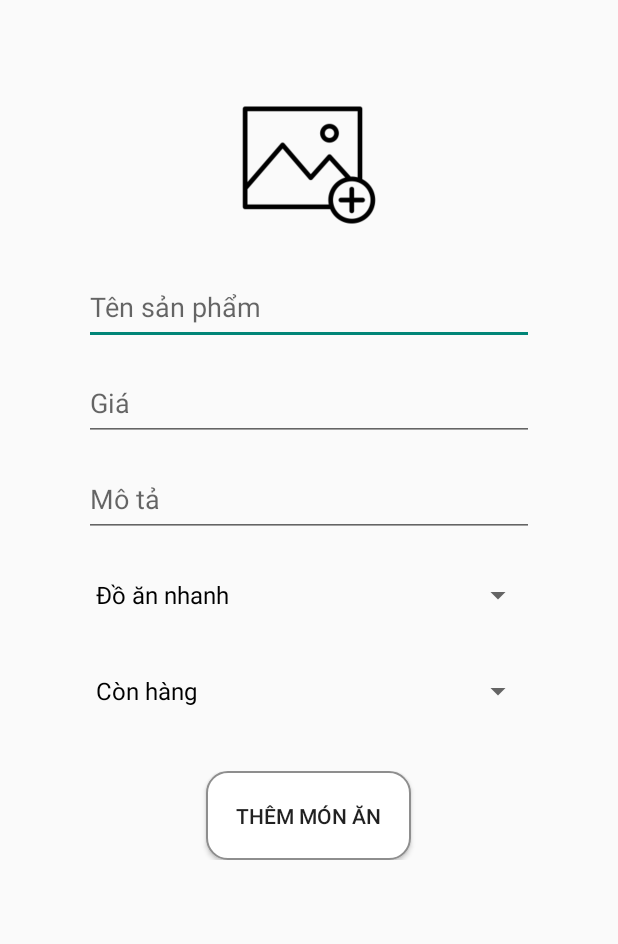
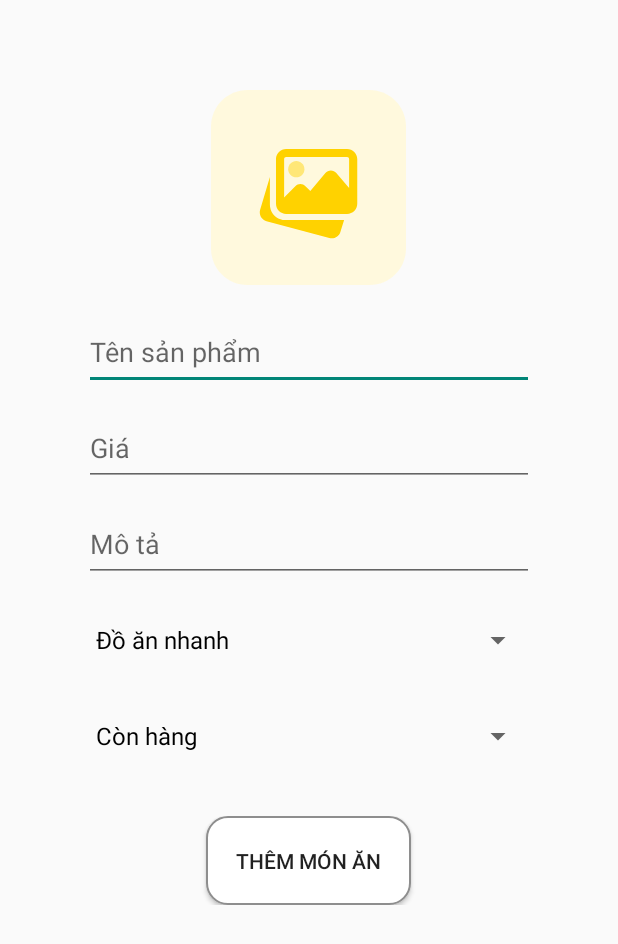
Before and after one commit to thaideptrai3012/ManageFood, an Android app: the UpdateFoodActivity screen opened directly, with no data from a screen before it, on a phone screen of 412 x 824 dp. Shown: the top 944 px of the screen. Run offline under Robolectric (Android 15) with nearby library versions, the phone set to English and light mode, and no system bars; our stand-ins replace Firebase (no records; nobody signed in at launch, a user with empty details on screens opened directly), Picasso; 9 statements that could not run were skipped.

Commit message:
Chỉnh sửa button, chèn dữ liệu vào ô nhập trong UpdateFoodActivity

```diff
--- a/app/src/main/java/com/example/managefood/Adapter/Food_ChuCuaHang_Adapter.java
+++ b/app/src/main/java/com/example/managefood/Adapter/Food_ChuCuaHang_Adapter.java
@@ -62,9 +62,8 @@ public class Food_ChuCuaHang_Adapter extends RecyclerView.Adapter<Food_ChuCuaHan
 // Add the buttons
             builder.setPositiveButton(R.string.ok, new DialogInterface.OnClickListener() {
                 public void onClick(DialogInterface dialog, int id) {
+                    foodList.remove(position);
                     databaseReference = FirebaseDatabase.getInstance().getReference().child("Food").child(foodList.get(position).getID()).removeValue();
-                    foodList.remove(position);
-                    notifyDataSetChanged();
                     Toast.makeText(holder.btnXoa.getContext(), "Xóa thành công", Toast.LENGTH_SHORT).show();
                 }
             });
--- a/app/src/main/java/com/example/managefood/CartActivity.java
+++ b/app/src/main/java/com/example/managefood/CartActivity.java
@@ -77,13 +77,11 @@ public class CartActivity extends AppCompatActivity {
         btnThanhToan.setOnClickListener(new View.OnClickListener() {
             @Override
             public void onClick(View view) {
-
                 //check rỗng
                 if(HomeActivity.listFoodOrder.size() <1){
                     Toast.makeText(CartActivity.this,"Giỏ hàng rỗng",Toast.LENGTH_SHORT).show();
                     return;
                 }
-
                 //không rỗng :
                 AlertDialog.Builder builder = new AlertDialog.Builder(CartActivity.this);
 
--- a/app/src/main/java/com/example/managefood/ListFoodActivity.java
+++ b/app/src/main/java/com/example/managefood/ListFoodActivity.java
@@ -72,6 +72,11 @@ public class ListFoodActivity extends AppCompatActivity {
         });
     }
 
+    @Override
+    public void onBackPressed() {
+        startActivity(new Intent(ListFoodActivity.this,HomeActivity.class));
+    }
+
     private void initView(){
         imgBack = findViewById(R.id.img_BackListFoodHang);
         rvList = findViewById(R.id.rv_oder);
--- a/app/src/main/java/com/example/managefood/MainActivity.java
+++ b/app/src/main/java/com/example/managefood/MainActivity.java
@@ -105,8 +105,6 @@ public class MainActivity extends AppCompatActivity {
 
                 @Override
                 public void onComplete(Task<AuthResult> task) {
-                    Log.e("EMail", email);
-                    Log.e("PASS", password);
                     if (task.isSuccessful()) {
                         Toast.makeText(MainActivity.this, "Đăng nhập thành công ", Toast.LENGTH_LONG).show();
                         user = email;
--- /dev/null
+++ b/app/src/main/res/drawable/no_image.xml
@@ -0,0 +1,19 @@
+<vector xmlns:android="http://schemas.android.com/apk/res/android"
+    android:width="200dp"
+    android:height="200dp"
+    android:viewportWidth="32"
+    android:viewportHeight="32">
+    <path
+        android:pathData="m26,32h-20c-3.314,0 -6,-2.686 -6,-6v-20c0,-3.314 2.686,-6 6,-6h20c3.314,0 6,2.686 6,6v20c0,3.314 -2.686,6 -6,6z"
+        android:fillColor="#fff9dd"/>
+    <path
+        android:pathData="m12.167,21.333c-1.067,0 -2.017,-0.683 -2.362,-1.701l-0.023,-0.077c-0.081,-0.27 -0.116,-0.496 -0.116,-0.723v-4.545l-1.616,5.4c-0.208,0.794 0.266,1.618 1.061,1.837l10.309,2.761c0.128,0.034 0.257,0.049 0.383,0.049 0.664,0 1.271,-0.44 1.44,-1.09l0.6,-1.91h-9.676z"
+        android:fillColor="#ffd200"/>
+    <path
+        android:pathData="m14,14.333c0.735,0 1.333,-0.598 1.333,-1.333s-0.598,-1.333 -1.333,-1.333 -1.333,0.598 -1.333,1.333 0.598,1.333 1.333,1.333z"
+        android:fillColor="#ffe777"/>
+    <path
+        android:pathData="m22.333,9.667h-10c-0.919,0 -1.667,0.748 -1.667,1.667v7.333c0,0.919 0.748,1.667 1.667,1.667h10c0.919,0 1.667,-0.748 1.667,-1.667v-7.333c0,-0.92 -0.748,-1.667 -1.667,-1.667zM12.333,11h10c0.184,0 0.333,0.149 0.333,0.333v4.733l-2.106,-2.457c-0.223,-0.262 -0.547,-0.402 -0.894,-0.41 -0.345,0.002 -0.67,0.155 -0.891,0.421l-2.475,2.972 -0.806,-0.806c-0.456,-0.456 -1.198,-0.456 -1.654,0l-1.84,1.84v-6.293c0,-0.184 0.149,-0.333 0.333,-0.333z"
+        android:fillColor="#ffd200"/>
+
+</vector>
--- a/app/src/main/res/layout/activity_update_food.xml
+++ b/app/src/main/res/layout/activity_update_food.xml
@@ -14,9 +14,9 @@
 
         <ImageView
             android:id="@+id/imgUpdateAvatarFood"
-            android:layout_width="100dp"
-            android:layout_height="100dp"
-            android:src="@drawable/food_avatar" />
+            android:layout_width="130dp"
+            android:layout_height="130dp"
+            android:src="@drawable/no_image" />
 
     </LinearLayout>
     <LinearLayout
```
Also changed, not shown: app/src/main/java/com/example/managefood/UpdateFoodActivity.java (+22 -2 lines), app/src/main/res/drawable/bg_button.xml (added, +7 -0 lines), app/src/main/res/drawable/bg_button_update.xml (added, +7 -0 lines), app/src/main/res/drawable/bg_button_xoa.xml (added, +7 -0 lines), app/src/main/res/layout/activity_add_food.xml (+5 -5 lines), app/src/main/res/layout/activity_food_detail.xml (+6 -4 lines), app/src/main/res/layout/item_food_chu_cua_hang.xml (+11 -7 lines).
